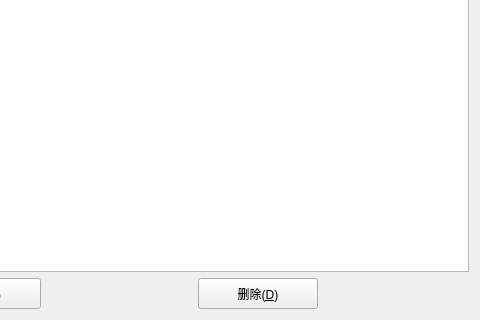
Before: the Qt Designer form src/SecondDownloader/ui/frmdownloadcontent.ui in pinsoftstudio/SecondDownloader, drawn with Qt 5; both pictures show x 241 to 721 and y 161 to 481 of the 721 by 481 pixel window.
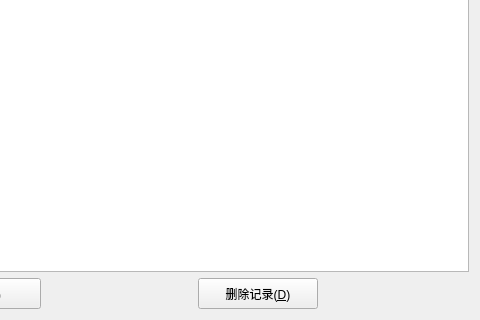
After: the same form once the commit is applied.

The edit to the form file:
```diff
--- a/src/SecondDownloader/ui/frmdownloadcontent.ui
+++ b/src/SecondDownloader/ui/frmdownloadcontent.ui
@@ -402,7 +402,7 @@
         </size>
        </property>
        <property name="text">
-        <string>删除(&amp;D)</string>
+        <string>删除记录(&amp;D)</string>
        </property>
       </widget>
      </item>
```
